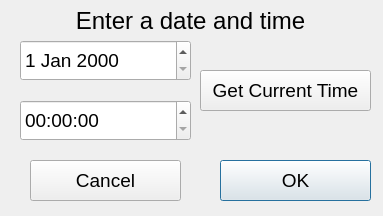
Old version of the form ui/TimeDlg.ui in the repository guyuhong/CLAMS.
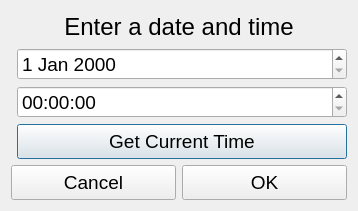
New version of the form.

What changed in the file:
```diff
--- a/ui/TimeDlg.ui
+++ b/ui/TimeDlg.ui
@@ -6,22 +6,45 @@
    <rect>
     <x>0</x>
     <y>0</y>
-    <width>383</width>
-    <height>216</height>
+    <width>356</width>
+    <height>211</height>
    </rect>
   </property>
   <property name="windowTitle">
    <string>Edit Event Time</string>
   </property>
+  <layout class="QVBoxLayout" name="verticalLayout">
+   <item>
+    <widget class="QLabel" name="label">
+     <property name="font">
+      <font>
+       <pointsize>18</pointsize>
+      </font>
+     </property>
+     <property name="text">
+      <string>Enter a date and time</string>
+     </property>
+     <property name="alignment">
+      <set>Qt::AlignCenter</set>
+     </property>
+    </widget>
+   </item>
+   <item>
+    <layout class="QFormLayout" name="formLayout">
+     <property name="fieldGrowthPolicy">
+      <enum>QFormLayout::AllNonFixedFieldsGrow</enum>
+     </property>
+     <item row="0" column="1">
+      <widget class="QDateEdit" name="dateEdit">
+       <property name="font">
+        <font>
+         <pointsize>14</pointsize>
+        </font>
+       </property>
+      </widget>
+     </item>
+     <item row="1" column="1">
   <widget class="QTimeEdit" name="timeEdit">
-   <property name="geometry">
-    <rect>
-     <x>20</x>
-     <y>100</y>
-     <width>171</width>
-     <height>41</height>
-    </rect>
-   </property>
    <property name="font">
     <font>
      <pointsize>14</pointsize>
@@ -38,86 +61,14 @@
     <string>hh:mm:ss</string>
    </property>
   </widget>
-  <widget class="QDateEdit" name="dateEdit">
-   <property name="geometry">
-    <rect>
-     <x>20</x>
-     <y>40</y>
-     <width>171</width>
-     <height>41</height>
-    </rect>
-   </property>
-   <property name="font">
-    <font>
-     <pointsize>14</pointsize>
-    </font>
-   </property>
-  </widget>
-  <widget class="QPushButton" name="okBtn">
-   <property name="geometry">
-    <rect>
-     <x>220</x>
-     <y>160</y>
-     <width>151</width>
-     <height>41</height>
-    </rect>
-   </property>
-   <property name="font">
-    <font>
-     <pointsize>14</pointsize>
-    </font>
-   </property>
-   <property name="text">
-    <string>OK</string>
-   </property>
-  </widget>
-  <widget class="QPushButton" name="cancelBtn">
-   <property name="geometry">
-    <rect>
-     <x>30</x>
-     <y>160</y>
-     <width>151</width>
-     <height>41</height>
-    </rect>
-   </property>
-   <property name="font">
-    <font>
-     <pointsize>14</pointsize>
-    </font>
-   </property>
-   <property name="text">
-    <string>Cancel</string>
-   </property>
-  </widget>
-  <widget class="QLabel" name="label">
-   <property name="geometry">
-    <rect>
-     <x>30</x>
-     <y>10</y>
-     <width>321</width>
-     <height>21</height>
-    </rect>
-   </property>
-   <property name="font">
-    <font>
-     <pointsize>18</pointsize>
-    </font>
-   </property>
-   <property name="text">
-    <string>Enter a date and time</string>
-   </property>
-   <property name="alignment">
-    <set>Qt::AlignCenter</set>
-   </property>
-  </widget>
+     </item>
+     <item row="2" column="1">
   <widget class="QPushButton" name="pbGetCurrentTime">
-   <property name="geometry">
-    <rect>
-     <x>200</x>
-     <y>70</y>
-     <width>171</width>
-     <height>41</height>
-    </rect>
+       <property name="minimumSize">
+        <size>
+         <width>165</width>
+         <height>35</height>
+        </size>
    </property>
    <property name="font">
     <font>
@@ -128,6 +79,50 @@
     <string>Get Current Time</string>
    </property>
   </widget>
+     </item>
+    </layout>
+   </item>
+   <item>
+    <layout class="QHBoxLayout" name="horizontalLayout">
+     <item>
+      <widget class="QPushButton" name="cancelBtn">
+       <property name="minimumSize">
+        <size>
+         <width>165</width>
+         <height>35</height>
+        </size>
+       </property>
+       <property name="font">
+        <font>
+         <pointsize>14</pointsize>
+        </font>
+       </property>
+       <property name="text">
+        <string>Cancel</string>
+       </property>
+      </widget>
+     </item>
+     <item>
+      <widget class="QPushButton" name="okBtn">
+       <property name="minimumSize">
+        <size>
+         <width>165</width>
+         <height>35</height>
+        </size>
+       </property>
+       <property name="font">
+        <font>
+         <pointsize>14</pointsize>
+        </font>
+       </property>
+       <property name="text">
+        <string>OK</string>
+       </property>
+      </widget>
+     </item>
+    </layout>
+   </item>
+  </layout>
  </widget>
  <resources/>
  <connections/>
```
Lines whose indentation alone changed are shown as unchanged.
